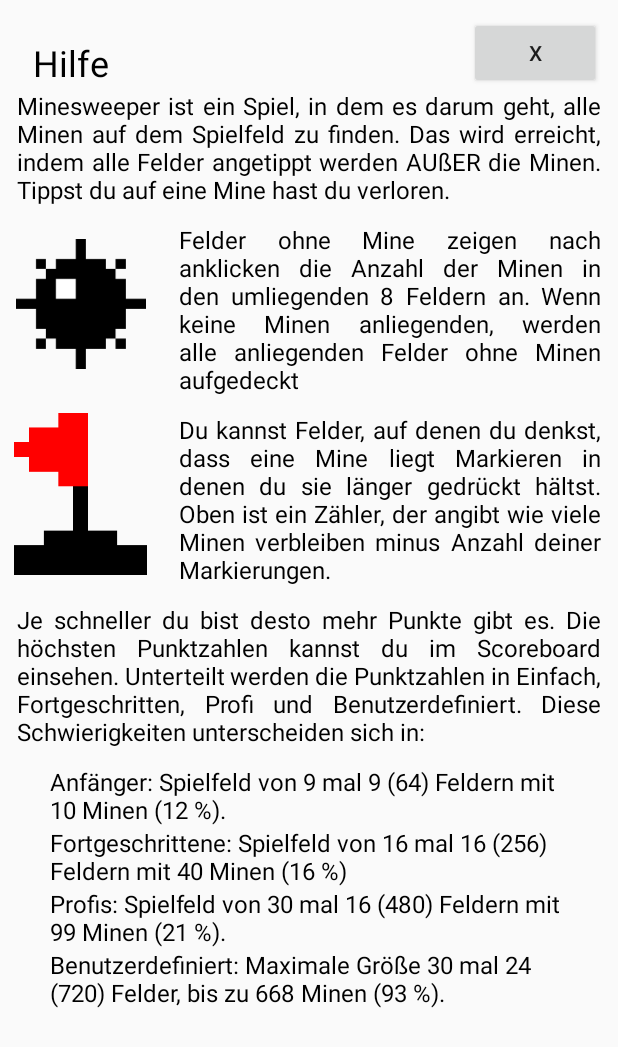
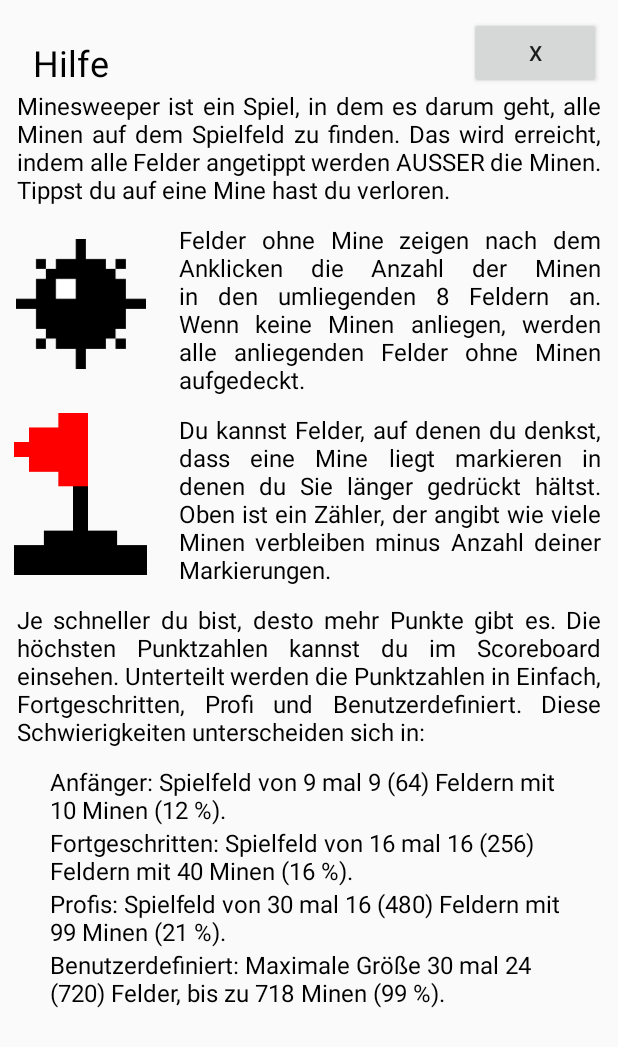
Before and after one commit to Epictigu/Minesweeper, an Android app: the AnleitungActivity screen opened directly, with no data from a screen before it, on a phone screen of 412 x 824 dp. Shown: the top 1047 px of the screen. Run offline under Robolectric (Android 15) with nearby library versions, the phone set to English and light mode, and no system bars.

Commit message:
fixed Typos II

```diff
--- a/app/src/main/res/layout/activity_anleitung.xml
+++ b/app/src/main/res/layout/activity_anleitung.xml
@@ -60,7 +60,7 @@
                     android:layout_marginLeft="5pt"
                     android:layout_marginRight="5pt"
                     android:layout_marginBottom="5pt"
-                    android:text="Minesweeper ist ein Spiel, in dem es darum geht, alle Minen auf dem Spielfeld zu finden. Das wird erreicht, indem alle Felder angetippt werden AUßER die Minen. Tippst du auf eine Mine hast du verloren. "
+                    android:text="Minesweeper ist ein Spiel, in dem es darum geht, alle Minen auf dem Spielfeld zu finden. Das wird erreicht, indem alle Felder angetippt werden AUSSER die Minen. Tippst du auf eine Mine hast du verloren. "
                     android:textColor="@color/black"
                     android:textSize="16sp"
                     android:justificationMode="inter_word"
@@ -86,7 +86,7 @@
                     android:layout_marginLeft="5pt"
                     android:layout_marginRight="5pt"
                     android:layout_marginBottom="5pt"
-                    android:text="Felder ohne Mine zeigen nach anklicken die Anzahl der Minen in den umliegenden 8 Feldern an. Wenn keine Minen anliegenden, werden alle anliegenden Felder ohne Minen aufgedeckt"
+                    android:text="Felder ohne Mine zeigen nach dem Anklicken die Anzahl der Minen in den umliegenden 8 Feldern an. Wenn keine Minen anliegen, werden alle anliegenden Felder ohne Minen aufgedeckt."
                     android:textColor="@color/black"
                     android:textSize="16sp"
                     android:justificationMode="inter_word"
@@ -112,7 +112,7 @@
                     android:layout_marginLeft="5pt"
                     android:layout_marginRight="5pt"
                     android:layout_marginBottom="5pt"
-                    android:text="Du kannst Felder, auf denen du denkst, dass eine Mine liegt Markieren in denen du sie länger gedrückt hältst. Oben ist ein Zähler, der angibt wie viele Minen verbleiben minus Anzahl deiner Markierungen."
+                    android:text="Du kannst Felder, auf denen du denkst, dass eine Mine liegt markieren in denen du Sie länger gedrückt hältst. Oben ist ein Zähler, der angibt wie viele Minen verbleiben minus Anzahl deiner Markierungen."
                     android:textColor="@color/black"
                     android:textSize="16sp"
                     android:justificationMode="inter_word"
@@ -126,7 +126,7 @@
                 android:layout_marginLeft="5pt"
                 android:layout_marginRight="5pt"
                 android:layout_marginBottom="5pt"
-                android:text="Je schneller du bist desto mehr Punkte gibt es. Die höchsten Punktzahlen kannst du im Scoreboard einsehen. Unterteilt werden die Punktzahlen in Einfach, Fortgeschritten, Profi und Benutzerdefiniert. Diese Schwierigkeiten unterscheiden sich in:"
+                android:text="Je schneller du bist, desto mehr Punkte gibt es. Die höchsten Punktzahlen kannst du im Scoreboard einsehen. Unterteilt werden die Punktzahlen in Einfach, Fortgeschritten, Profi und Benutzerdefiniert. Diese Schwierigkeiten unterscheiden sich in:"
                 android:textColor="@color/black"
                 android:textSize="16sp"
                 android:justificationMode="inter_word"
@@ -149,7 +149,7 @@
                 android:layout_height="wrap_content"
                 android:layout_marginLeft="15pt"
                 android:layout_marginRight="15pt"
-                android:text="Fortgeschrittene: Spielfeld von 16 mal 16 (256) Feldern mit 40 Minen (16 %)"
+                android:text="Fortgeschritten: Spielfeld von 16 mal 16 (256) Feldern mit 40 Minen (16 %)."
                 android:textColor="@color/black"
                 android:textSize="16sp"
                 app:layout_constraintTop_toBottomOf="@id/titel" />
@@ -171,7 +171,7 @@
                 android:layout_height="wrap_content"
                 android:layout_marginLeft="15pt"
                 android:layout_marginRight="15pt"
-                android:text="Benutzerdefiniert: Maximale Größe 30 mal 24 (720) Felder, bis zu 668 Minen (93 %). "
+                android:text="Benutzerdefiniert: Maximale Größe 30 mal 24 (720) Felder, bis zu 718 Minen (99 %). "
                 android:textColor="@color/black"
                 android:textSize="16sp"
                 app:layout_constraintTop_toBottomOf="@id/titel" />
```
